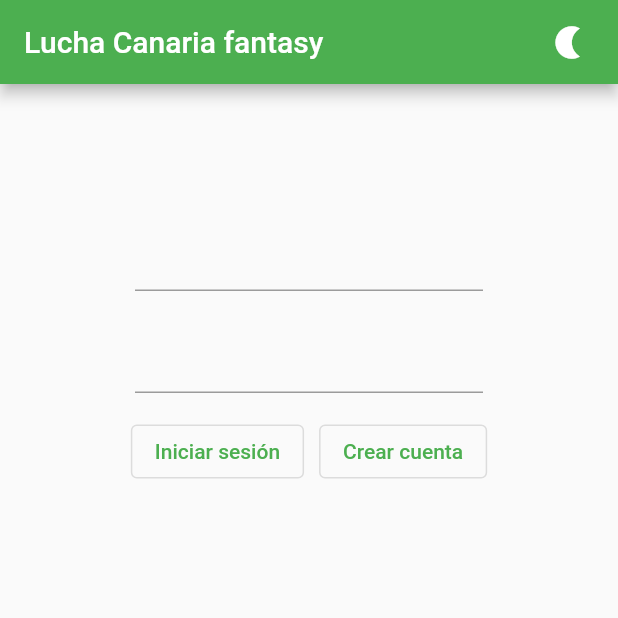
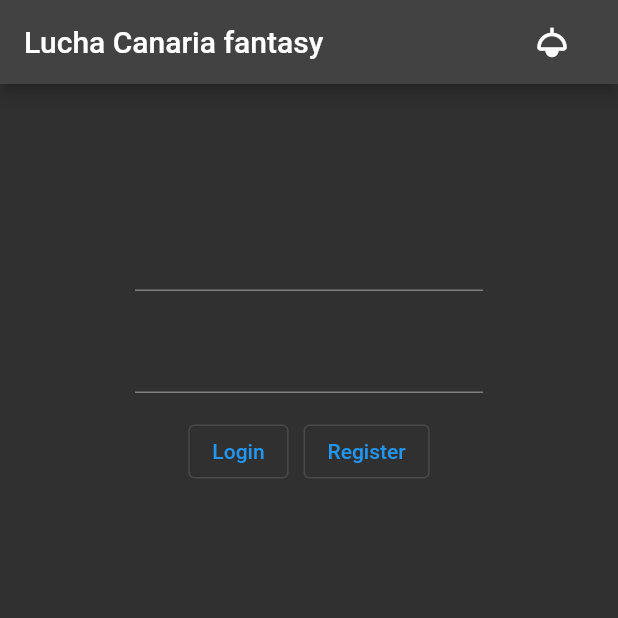
Before and after one commit to AyoPrez/BasicFlutterProject, a Flutter app: the screen it shows after launch, after a tap on the "nightlight" icon, on a phone screen of 412 x 824 dp, the top half of it. Run offline on Flutter 3.47's test engine with Material 2 defaults, Android fonts, the phone set to English and light mode, and no system bars; our stand-ins replace fluro, shared_preferences; generated files the repository leaves out were written again.

Commit message:
Added more text Added light and dark mode

```diff
--- a/lib/l10n/app_en.arb
+++ b/lib/l10n/app_en.arb
@@ -1,3 +1,9 @@
 {
-  "appName": "Lucha Canaria fantasy"
+  "appName": "Lucha Canaria fantasy",
+  "login": "Login",
+  "register": "Register",
+  "createAccount": "Create account",
+  "username": "Username",
+  "password": "Password",
+  "email": "Email"
 }
--- a/lib/l10n/app_es.arb
+++ b/lib/l10n/app_es.arb
@@ -1,3 +1,9 @@
 {
-  "appName": "Lucha Canaria fantasy"
+  "appName": "Lucha Canaria fantasy",
+  "login": "Iniciar sesión",
+  "register": "Registrarse",
+  "createAccount": "Crear cuenta",
+  "username": "Nombre de usuario",
+  "password": "Contraseña",
+  "email": "Correo electrónico"
 }
--- a/lib/main.dart
+++ b/lib/main.dart
@@ -2,9 +2,15 @@ import 'package:flutter/material.dart';
 import 'package:flutter_gen/gen_l10n/app_localizations.dart';
 import 'package:flutter_localizations/flutter_localizations.dart';
 import 'package:lucha_fantasy/router/routes.dart';
+import 'package:provider/provider.dart';
+
+import 'theme_manager.dart';
 
 void main() {
-  runApp(const MyApp());
+  return runApp(ChangeNotifierProvider<ThemeNotifier>(
+    create: (_) => ThemeNotifier(),
+    child: const MyApp(),
+  ));
 }
 
 class MyApp extends StatefulWidget {
@@ -15,7 +21,6 @@ class MyApp extends StatefulWidget {
 }
 
 class _MyAppState extends State<MyApp> {
-
   @override
   void initState() {
     super.initState();
@@ -24,7 +29,9 @@ class _MyAppState extends State<MyApp> {
 
   @override
   Widget build(BuildContext context) {
-    return MaterialApp(
+    return Consumer<ThemeNotifier>(
+        builder: (context, theme, _) => MaterialApp(
+            debugShowCheckedModeBanner: false,
             title: "Lucha Canaria Fantasy",
             localizationsDelegates: const [
               AppLocalizations.delegate,
@@ -38,7 +45,8 @@ class _MyAppState extends State<MyApp> {
             ],
             initialRoute: '/',
             onGenerateRoute: Routes.router.generator,
-      theme: ThemeData(primarySwatch: Colors.green),
+            theme: theme.getTheme(),
+        ),
     );
   }
 }
--- a/lib/router/routes.dart
+++ b/lib/router/routes.dart
@@ -1,7 +1,7 @@
 import 'package:fluro/fluro.dart';
-import 'package:lucha_fantasy/ui/MainScreen.dart';
 import 'package:lucha_fantasy/ui/create_account.dart';
 import 'package:lucha_fantasy/ui/login.dart';
+import 'package:lucha_fantasy/ui/main/MainScreen.dart';
 
 import '../ui/SplashScreen.dart';
 
@@ -20,7 +20,7 @@ class Routes {
     router.define('/', handler: _splashScreen);
     router.define('/iniciar', handler: _loginScreen, transitionType: TransitionType.fadeIn);
     router.define('/registro', handler: _registerScreen, transitionType: TransitionType.native);
-    router.define('/principal/:name', handler: _mainScreen);
+    router.define('/principal', handler: _mainScreen);
   }
 
 }
--- /dev/null
+++ b/lib/storage_manager.dart
@@ -0,0 +1,27 @@
+import 'package:shared_preferences/shared_preferences.dart';
+
+class StorageManager {
+  static void saveData(String key, dynamic value) async {
+    final prefs = await SharedPreferences.getInstance();
+    if (value is int) {
+      prefs.setInt(key, value);
+    } else if (value is String) {
+      prefs.setString(key, value);
+    } else if (value is bool) {
+      prefs.setBool(key, value);
+    } else {
+      print("Invalid Type");
+    }
+  }
+
+  static Future<dynamic> readData(String key) async {
+    final prefs = await SharedPreferences.getInstance();
+    dynamic obj = prefs.get(key);
+    return obj;
+  }
+
+  static Future<bool> deleteData(String key) async {
+    final prefs = await SharedPreferences.getInstance();
+    return prefs.remove(key);
+  }
+}
--- /dev/null
+++ b/lib/theme_manager.dart
@@ -0,0 +1,51 @@
+import 'package:flutter/material.dart';
+import 'package:lucha_fantasy/storage_manager.dart';
+
+class ThemeNotifier with ChangeNotifier {
+  final darkTheme = ThemeData(
+    primarySwatch: Colors.blue,
+    primaryColor: Colors.black,
+    brightness: Brightness.dark,
+    backgroundColor: const Color(0xFF212121),
+    accentColor: Colors.white,
+    iconTheme: const IconThemeData(color: Colors.black),
+    dividerColor: Colors.black12,
+  );
+
+  final lightTheme = ThemeData(
+    primarySwatch: Colors.green,
+    primaryColor: Colors.white,
+    brightness: Brightness.light,
+    backgroundColor: const Color(0xFFE5E5E5),
+    accentColor: Colors.black,
+    iconTheme: const IconThemeData(color: Colors.white),
+    dividerColor: Colors.white54,
+  );
+
+  ThemeData _themeData = ThemeData.light();
+  ThemeData getTheme() => _themeData;
+
+  ThemeNotifier() {
+    StorageManager.readData('themeMode').then((value) {
+      var themeMode = value ?? 'light';
+      if (themeMode == 'light') {
+        _themeData = lightTheme;
+      } else {
+        _themeData = darkTheme;
+      }
+      notifyListeners();
+    });
+  }
+
+  void setDarkMode() async {
+    _themeData = darkTheme;
+    StorageManager.saveData('themeMode', 'dark');
+    notifyListeners();
+  }
+
+  void setLightMode() async {
+    _themeData = lightTheme;
+    StorageManager.saveData('themeMode', 'light');
+    notifyListeners();
+  }
+}
--- a/lib/ui/login.dart
+++ b/lib/ui/login.dart
@@ -1,5 +1,10 @@
 import 'package:flutter/cupertino.dart';
 import 'package:flutter/material.dart';
+import 'package:flutter_gen/gen_l10n/app_localizations.dart';
+import 'package:lucha_fantasy/ui/widgets/app_bar.dart';
+import 'package:provider/provider.dart';
+
+import '../theme_manager.dart';
 
 class Login extends StatefulWidget {
   const Login({Key? key}) : super(key: key);
@@ -11,30 +16,13 @@ class Login extends StatefulWidget {
 class _LoginState extends State<Login> {
   @override
   Widget build(BuildContext context) {
-    return Scaffold(
-        appBar: AppBar(
-          title: Text("Lucha Canaria fantasy"),
-          automaticallyImplyLeading: false,
-          actions: [
-            //switch between dark and light mode
-            Padding(
-                padding: EdgeInsets.only(right: 20.0),
-                child: MouseRegion(
-                  child: GestureDetector(
-                    onTap: () {},
-                    child: Icon(
-                      Icons.nightlight,
-                      size: 26.0,
-                    ),
-                  ),
-                )
-            ),
-          ],
-        ),
+    return Consumer<ThemeNotifier>(
+      builder: (context, theme, _) => Scaffold(
+        appBar: SimpleAppBar(theme: theme),
         body: Padding(
           padding: const EdgeInsets.all(80.0),
           child: Center(
-            child: Container(
+            child: SizedBox(
               width: 400,
               child: Column(
                 children: [
@@ -50,17 +38,21 @@ class _LoginState extends State<Login> {
                     Padding(
                       padding: const EdgeInsets.all(5.0),
                       child: MouseRegion(
-                        child: OutlinedButton(onPressed: () {
-                          Navigator.pushNamed(context, "/pricipal/:user");
-                        }, child: Text("Iniciar sesión")),
+                        child: OutlinedButton(
+                            onPressed: () {
+                              Navigator.pushNamed(context, "/principal");
+                            },
+                            child: Text(AppLocalizations.of(context).login)),
                       ),
                     ),
                     Padding(
                       padding: const EdgeInsets.all(5.0),
                       child: MouseRegion(
-                        child: OutlinedButton(onPressed: () {
-                          Navigator.pushNamed(context, "/registro");
-                        }, child: Text("Crear cuenta")),
+                        child: OutlinedButton(
+                            onPressed: () {
+                              Navigator.pushNamed(context, "/registro");
+                            },
+                            child: Text(AppLocalizations.of(context).register)),
                       ),
                     ),
                   ])
@@ -68,6 +60,8 @@ class _LoginState extends State<Login> {
               ),
             ),
           ),
-        ));
+        ),
+      ),
+    );
   }
 }
--- a/lib/responsive/desktop_body.dart
+++ b/lib/ui/main/responsive/desktop_body.dart
@@ -1,7 +1,7 @@
 import 'package:flutter/material.dart';
 
-class MyDesktopBody extends StatelessWidget {
-  const MyDesktopBody({Key? key}) : super(key: key);
+class MainDesktopBody extends StatelessWidget {
+  const MainDesktopBody({Key? key}) : super(key: key);
 
   @override
   Widget build(BuildContext context) {
--- a/lib/responsive/mobile_body.dart
+++ b/lib/ui/main/responsive/mobile_body.dart
@@ -1,7 +1,7 @@
 import 'package:flutter/material.dart';
 
-class MyMobileBody extends StatelessWidget {
-  const MyMobileBody({Key? key}) : super(key: key);
+class MainMobileBody extends StatelessWidget {
+  const MainMobileBody({Key? key}) : super(key: key);
 
   @override
   Widget build(BuildContext context) {
--- a/lib/responsive/tablet_body.dart
+++ b/lib/ui/main/responsive/tablet_body.dart
@@ -1,7 +1,7 @@
 import 'package:flutter/material.dart';
 
-class MyTabletBody extends StatelessWidget {
-  const MyTabletBody({Key? key}) : super(key: key);
+class MainTabletBody extends StatelessWidget {
+  const MainTabletBody({Key? key}) : super(key: key);
 
   @override
   Widget build(BuildContext context) {
--- /dev/null
+++ b/lib/ui/widgets/app_bar.dart
@@ -0,0 +1,42 @@
+import 'package:flutter/material.dart';
+import 'package:lucha_fantasy/theme_manager.dart';
+
+class SimpleAppBar extends StatelessWidget with PreferredSizeWidget {
+
+  final ThemeNotifier theme;
+
+  SimpleAppBar({required this.theme});
+
+  @override
+  Widget build(BuildContext context) {
+    return AppBar(
+      title: const Text("Lucha Canaria fantasy"),
+      automaticallyImplyLeading: false,
+      actions: [
+        Padding(
+          padding: const EdgeInsets.only(right: 20.0),
+          child: MouseRegion(
+            child: IconButton(
+              onPressed: () {
+                if (theme.getTheme() == theme.lightTheme) {
+                  theme.setDarkMode();
+                } else {
+                  theme.setLightMode();
+                }
+              },
+              icon: Icon(
+                theme.getTheme() == theme.lightTheme
+                    ? Icons.nightlight
+                    : Icons.light,
+                size: 26.0,
+              ),
+            ),
+          ),
+        ),
+      ],
+    );
+  }
+
+  @override
+  Size get preferredSize => const Size.fromHeight(kToolbarHeight);
+}
```
Also changed, not shown: lib/ui/MainScreen.dart (deleted, +0 -15 lines), lib/ui/create_account.dart (+14 -26 lines), lib/ui/main/MainScreen.dart (added, +19 -0 lines). Lines whose indentation alone changed are shown as unchanged.
